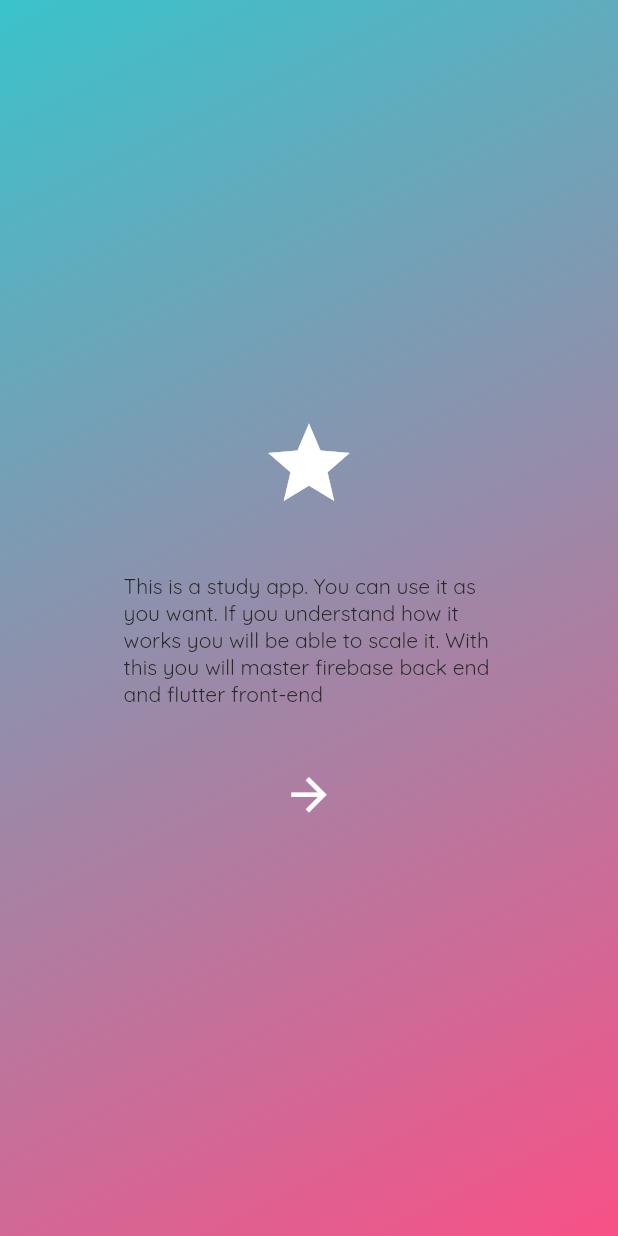
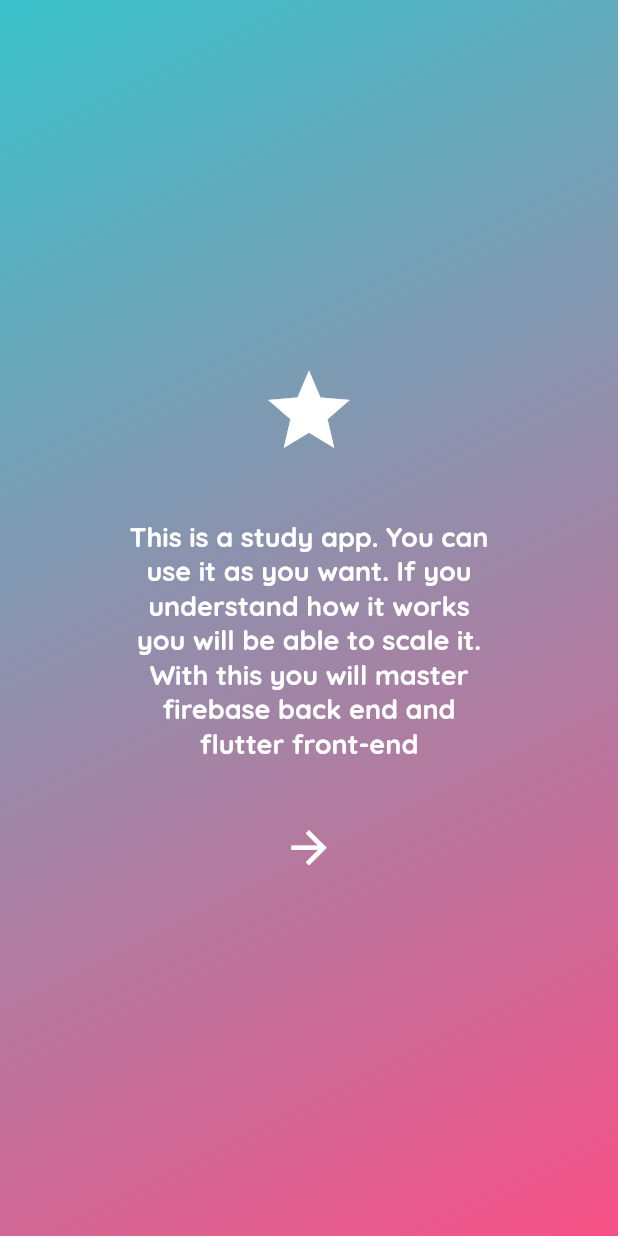
Before and after one commit to avi-kr/flutterstudyapp, a Flutter app: the screen it shows after launch, on a phone screen of 412 x 824 dp. Run offline on Flutter 3.47's test engine with Material 2 defaults, Android fonts, the phone set to English and light mode, and no system bars; our stand-ins replace cloud_firestore, firebase_core, get, google_fonts; accounts and stored records are empty; project files that could hold a hidden picture were left out.

Commit message:
intro text style updated

```diff
--- a/lib/screens/introduction/introduction.dart
+++ b/lib/screens/introduction/introduction.dart
@@ -22,17 +22,23 @@ class IntroductionScreen extends StatelessWidget {
                 Icons.star,
                 size: 65,
               ),
-              SizedBox(
+              const SizedBox(
                 height: 40,
               ),
               const Text(
-                  'This is a study app. You can use it as you want. If you understand how it works you will be able to scale it. With this you will master firebase back end and flutter front-end'),
-              SizedBox(
+                'This is a study app. You can use it as you want. If you understand how it works you will be able to scale it. With this you will master firebase back end and flutter front-end',
+                style: TextStyle(
+                    fontSize: 18,
+                    color: onSurfaceTextColor,
+                    fontWeight: FontWeight.bold),
+                textAlign: TextAlign.center,
+              ),
+              const SizedBox(
                 height: 40,
               ),
               AppCircleButton(
                 onTap: () => null,
-                child: Icon(
+                child: const Icon(
                   Icons.arrow_forward,
                   size: 35,
                 ),
```
